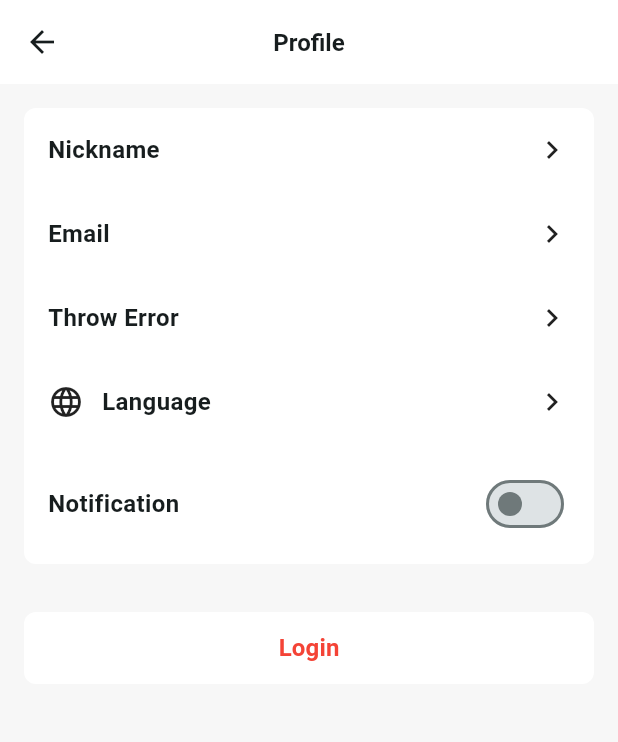
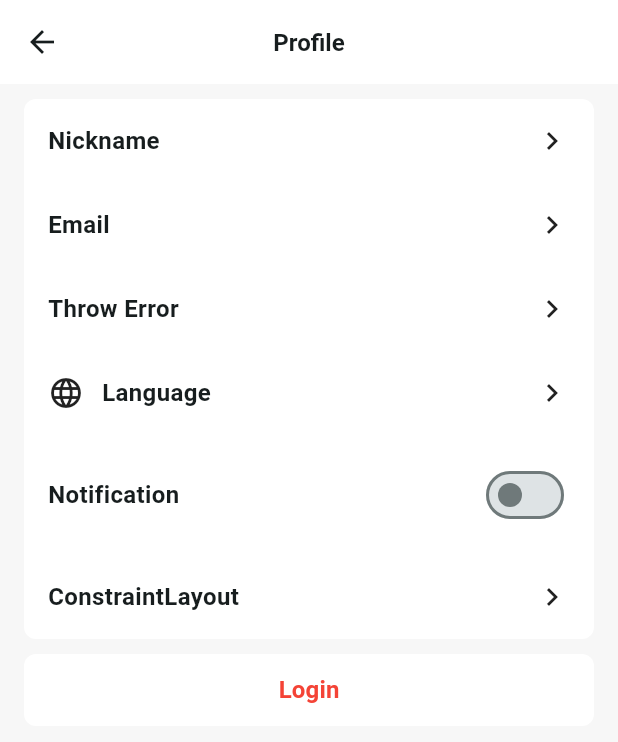
Before and after one commit to zrheasy/Flutter-Study-Project, a Flutter app: the UserPage screen opened directly with empty values, on a phone screen of 412 x 824 dp. Shown: the top 742 px of the screen. Run offline on Flutter 3.47's test engine with Material 2 defaults, Android fonts, the phone set to English and light mode, and no system bars.

Commit message:
add constraint layout page

```diff
--- a/lib/main.dart
+++ b/lib/main.dart
@@ -4,6 +4,7 @@ import 'package:flutter/material.dart';
 import 'package:flutter_demo/data/user.dart';
 import 'package:flutter_demo/extension/asset_manager.dart';
 import 'package:flutter_demo/extension/context_ext.dart';
+import 'package:flutter_demo/page/constraint_layout.dart';
 import 'package:flutter_demo/page/home.dart';
 import 'package:flutter_demo/page/login_page.dart';
 import 'package:flutter_demo/page/user_page.dart';
@@ -50,6 +51,7 @@ class MyApp extends StatelessWidget {
           '/': (context) => const HomePage(),
           'user': (context) => UserPage(user: (context.args as User)),
           'login': (context) => const LoginPage(),
+          'constraint_layout': (context) => const ConstraintLayoutPage(),
         });
   }
 }
--- a/lib/page/user_page.dart
+++ b/lib/page/user_page.dart
@@ -1,4 +1,6 @@
 import 'package:flutter/material.dart';
+import 'package:flutter_demo/extension/context_ext.dart';
+import 'package:flutter_demo/widget/page_scaffold.dart';
 import '../extension/asset_manager.dart';
 import '../data/user.dart';
 
@@ -20,48 +22,31 @@ class _UserPageState extends State<UserPage> {
     });
   }
 
+  Widget card(BuildContext context, Widget child){
+    return Container(
+        width: double.infinity,
+        margin: const EdgeInsets.only(left: 16, right: 16, top: 10),
+        decoration: BoxDecoration(color: Colors.white, borderRadius: BorderRadius.circular(8)),
+        child: child);
+  }
+
   @override
   Widget build(BuildContext context) {
-    return Scaffold(
-      backgroundColor: const Color.fromRGBO(247, 247, 247, 1),
-      appBar: AppBar(
-        backgroundColor: Colors.white,
-        leading: IconButton(
-          icon: const Icon(Icons.arrow_back),
-          onPressed: () {
-            Navigator.of(context).pop('Success');
-          },
-        ),
-        centerTitle: true,
-        title: const Text('Profile', style: TextStyle(fontSize: 16, fontWeight: FontWeight.bold)),
-      ),
-      body: Column(crossAxisAlignment: CrossAxisAlignment.start, children: [
-        Container(
-            margin: const EdgeInsets.all(16),
-            decoration: BoxDecoration(color: Colors.white, borderRadius: BorderRadius.circular(8)),
-            child: Column(children: [
-              RowItem(title: AssetManager.string('nickname'), content: widget.user.name),
-              RowItem(title: AssetManager.string('email'), content: widget.user.email),
-              RowItem(
-                  title: 'Throw Error',
-                  onClick: () {
-                    throw FlutterError('test');
-                  }),
-              IconItem(title: AssetManager.string('language'), icon: Icons.language),
-              SwitchItem(title: 'Notification', selected: notificationEnable, onChanged: onNotificationEnable)
-            ])),
-        Container(
-            width: double.infinity,
-            margin: const EdgeInsets.all(16),
-            decoration: BoxDecoration(color: Colors.white, borderRadius: BorderRadius.circular(8)),
-            child: TextButton(
-                onPressed: () {
-                  Navigator.of(context).pushNamed('login');
-                },
-                child: const Text('Login', style: TextStyle(fontSize: 16, color: Colors.red, fontWeight: FontWeight.bold))
-            )
-        )
-      ]),
+    return PageScaffold(
+      title: 'Profile',
+      body: Column(children: [
+        card(context, Column(children: [
+          RowItem(title: AssetManager.string('nickname'), content: widget.user.name),
+          RowItem(title: AssetManager.string('email'), content: widget.user.email),
+          RowItem(title: 'Throw Error', onClick: () => throw FlutterError('test')),
+          IconItem(title: AssetManager.string('language'), icon: Icons.language),
+          SwitchItem(title: 'Notification', selected: notificationEnable, onChanged: onNotificationEnable),
+          RowItem(title: 'ConstraintLayout', onClick: () => context.navigate('constraint_layout')),
+        ])),
+        card(context, TextButton(
+            onPressed: () => context.navigate('login'),
+            child: const Text('Login', style: TextStyle(fontSize: 16, color: Colors.red, fontWeight: FontWeight.bold))))
+      ])
     );
   }
 }
--- /dev/null
+++ b/lib/widget/page_scaffold.dart
@@ -0,0 +1,39 @@
+import 'package:flutter/material.dart';
+import 'package:flutter_demo/extension/context_ext.dart';
+
+class PageScaffold extends StatelessWidget {
+  const PageScaffold({super.key, required this.body, this.showAppBar = true, this.showLeading = true, this.title});
+
+  final Widget body;
+  final bool showLeading;
+  final bool showAppBar;
+  final String? title;
+
+  Widget? buildLeadingButton(BuildContext context){
+    if(!showLeading)return null;
+
+    return IconButton(
+      icon: const Icon(Icons.arrow_back),
+      onPressed: () {
+        context.exitPage();
+      }
+    );
+  }
+
+  AppBar? buildAppBar(BuildContext context) {
+    if (!showAppBar) return null;
+
+    String text = title??'';
+    return AppBar(
+        backgroundColor: Colors.white,
+        leading: buildLeadingButton(context),
+        centerTitle: true,
+        title: Text(text, style: const TextStyle(fontSize: 16, fontWeight: FontWeight.bold))
+    );
+  }
+
+  @override
+  Widget build(BuildContext context) {
+    return Scaffold(backgroundColor: const Color.fromRGBO(247, 247, 247, 1), appBar: buildAppBar(context), body: body);
+  }
+}
```
Also changed, not shown: lib/extension/context_ext.dart (+7 -0 lines), lib/page/constraint_layout.dart (added, +54 -0 lines).
